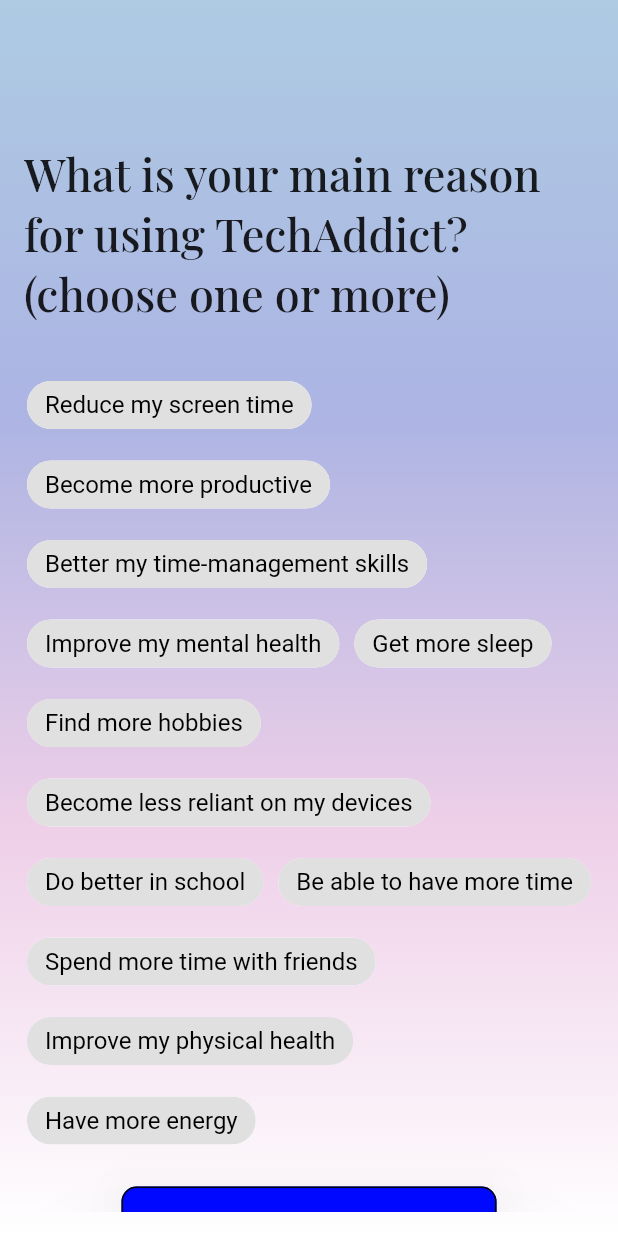
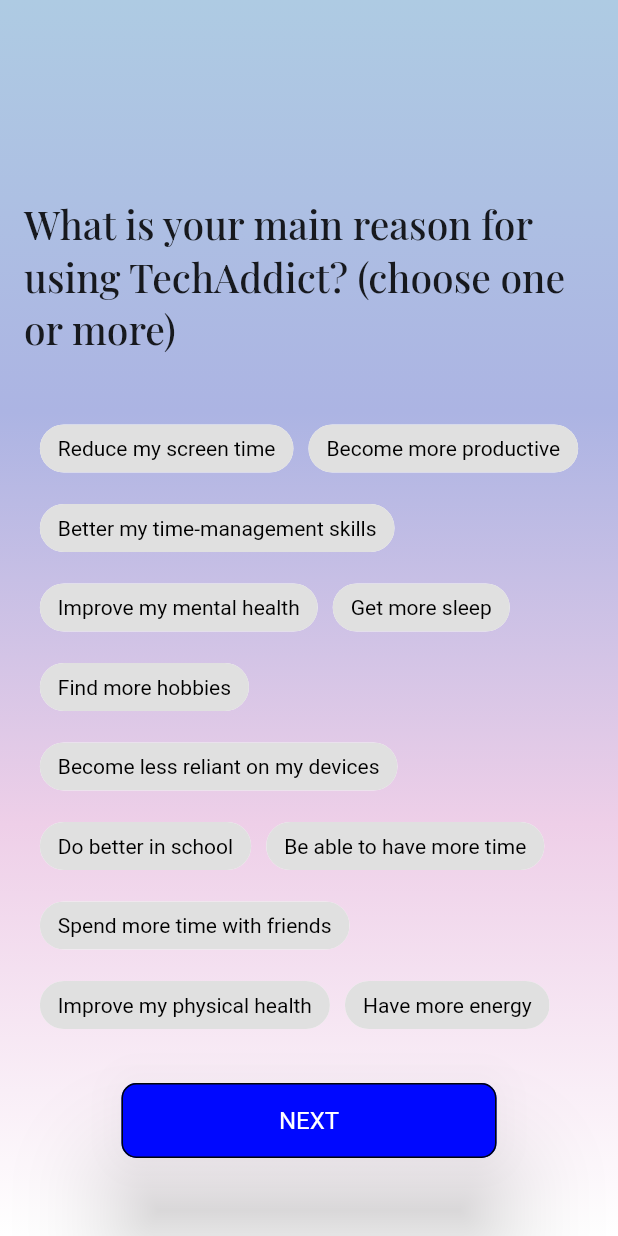
Before and after one commit to mackenziesalinas/HCI-Implementation, a Flutter app: the WhatIsYourGoalPage widget shown alone on an empty page, opened directly, on a phone screen of 412 x 824 dp. Run offline on Flutter 3.47's test engine with Material 2 defaults, Android fonts, the phone set to English and light mode, and no system bars; our stand-ins replace google_fonts, table_calendar; missing offline and left inert: tech_addict; statements that could not run were skipped.

Commit message:
Update what_is_your_goal_page.dart

```diff
--- a/lib/pages/what_is_your_goal_page.dart
+++ b/lib/pages/what_is_your_goal_page.dart
@@ -67,20 +67,22 @@ class _WhatIsYourGoalPageState extends State<WhatIsYourGoalPage> {
                   Text(
                     'What is your main reason for using TechAddict? (choose one or more)',
                     style: GoogleFonts.playfairDisplay(
-                      fontSize: 30,
+                      fontSize: 26,
                       fontWeight: FontWeight.w500,
                     ),
                   ),
                   const SizedBox(height: 30),
-                  Wrap(
-                    spacing: 10.0, // Adjust the spacing as needed
+                  Padding(
+                    padding: const EdgeInsets.all(8.0), // Add padding around the Wrap
+                    child: Wrap(
+                      spacing: 10.0,
                       runSpacing: 5.0,
                       children: List.generate(goals.length, (index) {
                         return InputChip(
                           label: Text(
                             goals[index],
                             style: TextStyle(
-                            fontSize: 16,
+                              fontSize: 14,
                               fontWeight: FontWeight.normal,
                             ),
                           ),
@@ -94,9 +96,10 @@ class _WhatIsYourGoalPageState extends State<WhatIsYourGoalPage> {
                           labelStyle: TextStyle(
                             color: isSelected[index] ? Colors.white : Colors.black,
                           ),
-                        elevation: isSelected[index] ? 6 : 0, // Add elevation
+                          elevation: isSelected[index] ? 6 : 0,
                         );
                       }),
+                    ),
                   ),
                   const SizedBox(height: 20),
                   Container(
```
Lines whose indentation alone changed are shown as unchanged.
